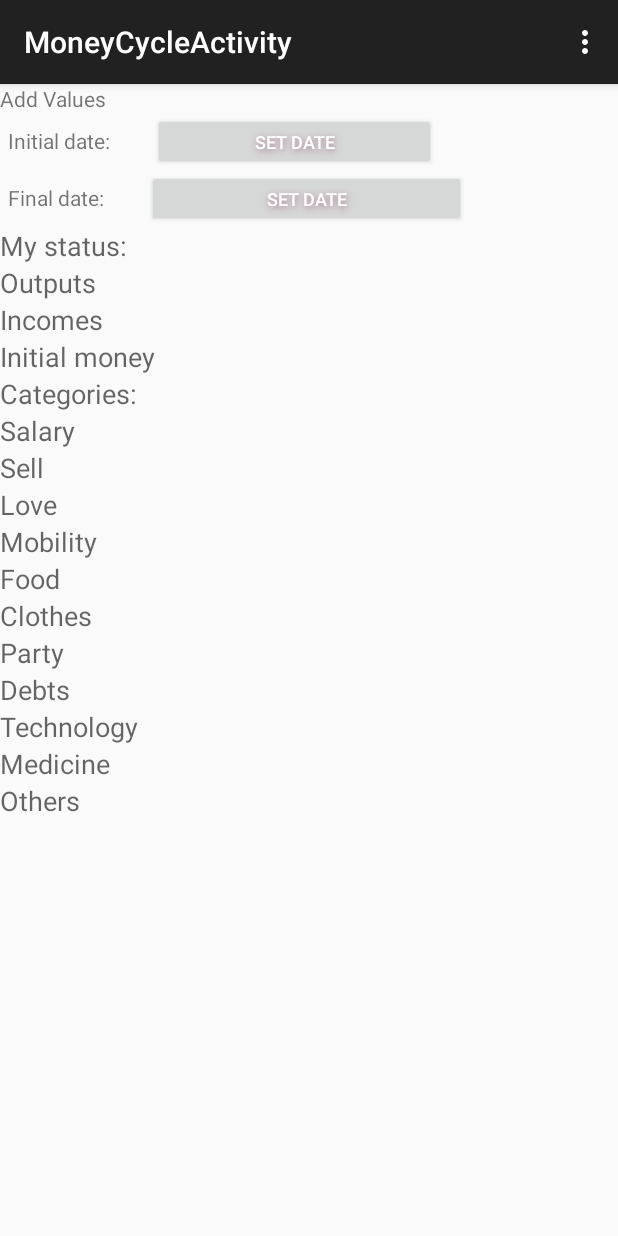
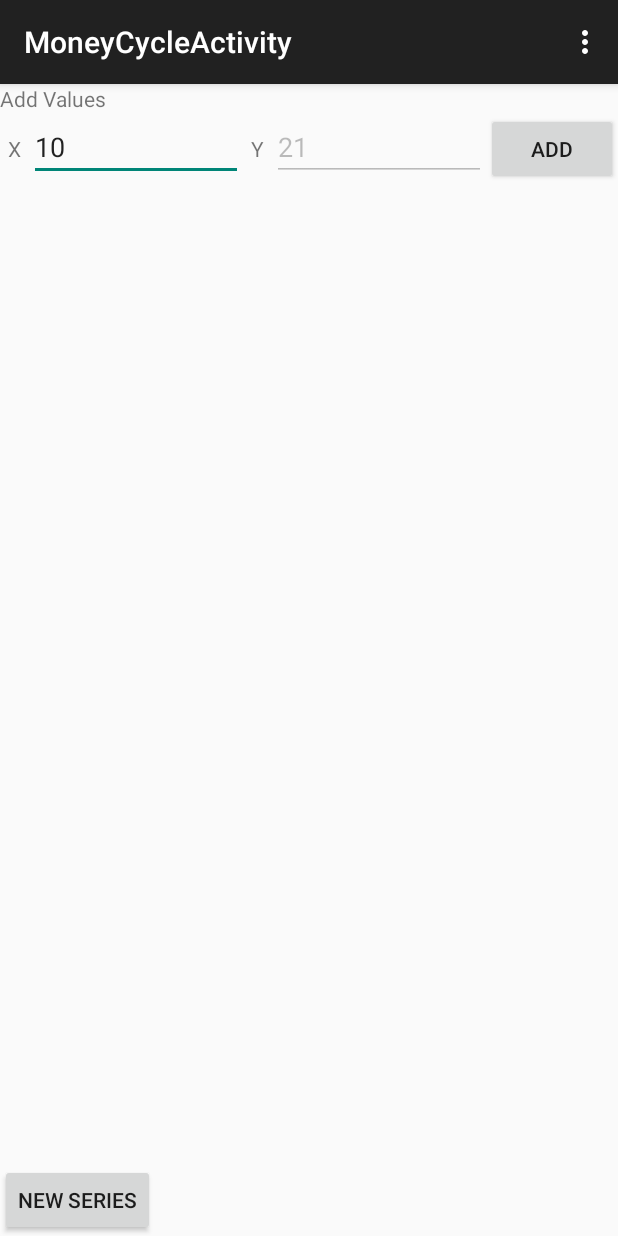
Before and after one commit to willypf/LilBudgeteer-master, an Android app: the MoneyCycleActivity screen opened directly, with no data from a screen before it, on a phone screen of 412 x 824 dp. Run offline under Robolectric (Android 15) with nearby library versions, the phone set to English and light mode, and no system bars; libraries missing offline, so code that uses them is left out: org.achartengine, org.achartengine.model, org.achartengine.renderer; plain views replace FlatButton; 4 statements that could not run were skipped.

Commit message:
commit wpf

```diff
--- a/app/src/main/java/com/krisoflies/lilbudgeteer/MoneyCycleActivity.java
+++ b/app/src/main/java/com/krisoflies/lilbudgeteer/MoneyCycleActivity.java
@@ -11,6 +11,26 @@ import android.view.MenuItem;
 import android.view.View;
 import android.widget.DatePicker;
 import android.widget.EditText;
+import android.widget.LinearLayout;
+
+import org.achartengine.ChartFactory;
+import org.achartengine.GraphicalView;
+import org.achartengine.model.CategorySeries;
+import org.achartengine.model.SeriesSelection;
+import org.achartengine.renderer.DefaultRenderer;
+import org.achartengine.renderer.SimpleSeriesRenderer;
+
+import android.app.Activity;
+import android.graphics.Color;
+import android.os.Bundle;
+import android.support.v7.app.ActionBarActivity;
+import android.util.Log;
+import android.view.View;
+import android.view.ViewGroup.LayoutParams;
+import android.widget.Button;
+import android.widget.EditText;
+import android.widget.LinearLayout;
+import android.widget.Toast;
 
 import java.util.Calendar;
 
@@ -24,11 +44,107 @@ public class MoneyCycleActivity extends ActionBarActivity {
     private int startDay = c.get(Calendar.DAY_OF_MONTH);
     private boolean redOnSession = false;
 
+    private static int[] COLORS = new int[] { Color.GREEN, Color.BLUE, Color.MAGENTA, Color.CYAN, Color.BLACK, Color.DKGRAY, Color.GRAY, Color.LTGRAY, Color.YELLOW, Color.WHITE, Color.RED };
+    /** The main series that will include all the data. */
+    private CategorySeries mSeries = new CategorySeries("");
+    /** The main renderer for the main dataset. */
+    private DefaultRenderer mRenderer = new DefaultRenderer();
+    /** Button for adding entered data to the current series. */
+    private Button mAdd;
+    /** Edit text field for entering the slice value. */
+    private EditText mValue;
+    /** The chart view that displays the data. */
+    private GraphicalView mChartView;
+
+    @Override
+    protected void onRestoreInstanceState(Bundle savedState) {
+        super.onRestoreInstanceState(savedState);
+        mSeries = (CategorySeries) savedState.getSerializable("current_series");
+        mRenderer = (DefaultRenderer) savedState.getSerializable("current_renderer");
+    }
+
+    @Override
+    protected void onSaveInstanceState(Bundle outState) {
+        super.onSaveInstanceState(outState);
+        outState.putSerializable("current_series", mSeries);
+        outState.putSerializable("current_renderer", mRenderer);
+    }
+
+    @Override
+    protected void onCreate(Bundle savedInstanceState) {
+        super.onCreate(savedInstanceState);
+        setContentView(R.layout.activity_pie_chart_report);
+        mValue = (EditText) findViewById(R.id.xValue);
+
+        mRenderer.setZoomButtonsVisible(true);
+        mRenderer.setStartAngle(180);
+        mRenderer.setDisplayValues(true);
+
+        mAdd = (Button) findViewById(R.id.add);
+        mAdd.setEnabled(true);
+        mValue.setEnabled(true);
+
+        mAdd.setOnClickListener(new View.OnClickListener() {
+            public void onClick(View v) {
+                double value = 0;
+                try {
+                    value = 2.2;
+                } catch (NumberFormatException e) {
+                    Log.d("Failure", e.getLocalizedMessage());
+                    return;
+                }
+                mValue.setText("");
+                mValue.requestFocus();
+                mSeries.add("Series " + (mSeries.getItemCount() + 1), value);
+                SimpleSeriesRenderer renderer = new SimpleSeriesRenderer();
+                renderer.setColor(COLORS[(mSeries.getItemCount() - 1) % COLORS.length]);
+                mRenderer.addSeriesRenderer(renderer);
+                mChartView.repaint();
+            }
+        });
+    }
+
+
+
+    /*private GraphicalView mChartView;
     @Override
     protected void onCreate(Bundle savedInstanceState) {
         super.onCreate(savedInstanceState);
         setContentView(R.layout.activity_money_cycle);
+    }*/
+
+    @Override
+    protected void onResume() {
+        super.onResume();
+        if (mChartView == null) {
+            //LinearLayout layout = (LinearLayout) findViewById(R.id.chart);
+            mChartView = ChartFactory.getPieChartView(this, mSeries, mRenderer);
+            mRenderer.setClickEnabled(true);
+            mChartView.setOnClickListener(new View.OnClickListener() {
+                @Override
+                public void onClick(View v) {
+                    SeriesSelection seriesSelection = mChartView.getCurrentSeriesAndPoint();
+                    if (seriesSelection == null) {
+                        Toast.makeText(MoneyCycleActivity.this, "No chart element selected", Toast.LENGTH_SHORT)
+                                .show();
+                    } else {
+                        for (int i = 0; i < mSeries.getItemCount(); i++) {
+                            mRenderer.getSeriesRendererAt(i).setHighlighted(i == seriesSelection.getPointIndex());
+                        }
+                        mChartView.repaint();
+                        Toast.makeText(
+                                MoneyCycleActivity.this,
+                                "Chart data point index " + seriesSelection.getPointIndex() + " selected"
+                                        + " point value=" + seriesSelection.getValue(), Toast.LENGTH_SHORT).show();
+                    }
+                }
+            });
+            //layout.addView(mChartView, new LayoutParams(LayoutParams.FILL_PARENT,                    LayoutParams.FILL_PARENT));
+        } else {
+            mChartView.repaint();
+        }
     }
+
 //pruebas
     @Override
     public boolean onCreateOptionsMenu(Menu menu) {
@@ -79,4 +195,5 @@ public class MoneyCycleActivity extends ActionBarActivity {
         DialogFragment dialogFragment = new StartDatePicker();
         dialogFragment.show(getFragmentManager(), "start_date_picker");
     }
+
 }
--- a/app/src/main/res/layout/activity_money_cycle.xml
+++ b/app/src/main/res/layout/activity_money_cycle.xml
@@ -9,7 +9,7 @@
     android:weightSum="1">
 
     <TextView android:layout_width="wrap_content" android:layout_height="wrap_content"
-        android:text="Add Values"/>
+        android:text="Please select the range of dates: "/>
 
     <LinearLayout android:orientation="horizontal"
         android:layout_width="fill_parent"
@@ -37,7 +37,8 @@
             flatui:fl_theme="@array/grass"
             android:layout_marginRight="30dp"
             android:textAlignment="center"
-            android:layout_weight="0.30" />
+            android:layout_weight="0.52"
+            android:gravity="center" />
 
     </LinearLayout>
 
@@ -45,7 +46,8 @@
         android:orientation="horizontal"
         android:layout_width="match_parent"
         android:layout_height="wrap_content"
-        android:weightSum="1">
+        android:weightSum="1"
+        >
 
         <TextView android:layout_width="wrap_content" android:layout_height="wrap_content"
             android:text="Final date: " android:padding="5dip"/>
@@ -70,14 +72,19 @@
             flatui:fl_theme="@array/grass"
             android:layout_marginRight="30dp"
             android:textAlignment="center"
-            android:layout_weight="0.47" />
-
+            android:layout_weight="0.41"
+            android:gravity="center" />
 
     </LinearLayout>
 
     <TableLayout
         android:layout_width="match_parent"
         android:layout_height="match_parent">
+
+        <LinearLayout android:orientation="horizontal"
+        android:layout_width="fill_parent" android:layout_height="wrap_content">
+
+    </LinearLayout>
 
         <TableRow
             android:layout_width="match_parent"
@@ -111,6 +118,7 @@
                 android:text="Outputs"
                 android:id="@+id/txtOutputs"
                 android:layout_column="1" />
+
         </TableRow>
 
         <TableRow
@@ -137,6 +145,7 @@
                 android:text="Initial money"
                 android:id="@+id/txtIniMoney"
                 android:layout_column="1" />
+
         </TableRow>
 
         <TableRow
@@ -167,6 +176,7 @@
                 android:text="Salary"
                 android:id="@+id/textView"
                 android:layout_column="1" />
+
         </TableRow>
 
         <TableRow
--- a/app/src/main/res/values/strings.xml
+++ b/app/src/main/res/values/strings.xml
@@ -35,5 +35,6 @@
     <string name="title_activity_economical_advice">EconomicalAdviceActivity</string>
     <string name="title_activity_pie_chart_report">PieChartReportActivity</string>
     <string name="title_activity_money_cycle">MoneyCycleActivity</string>
+    <string name="txtQuantity">Cantidad</string>
 
 </resources>
```
Also changed, not shown: app/src/main/res/layout/activity_transactions.xml (+6 -5 lines), app/src/main/res/values-w820dp/strings.xml (+10 -0 lines).
